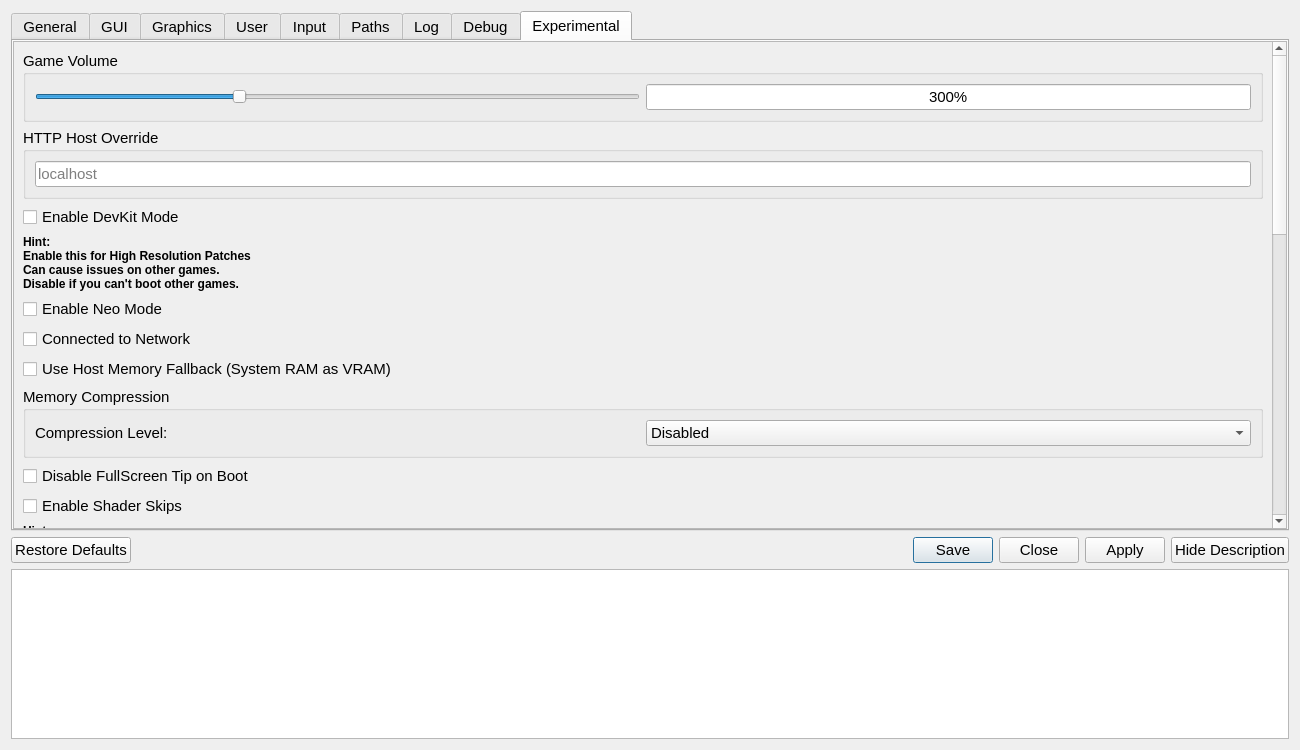
Old version of the form src/qt_gui/settings_dialog.ui in the repository diegolix29/shadPS4.
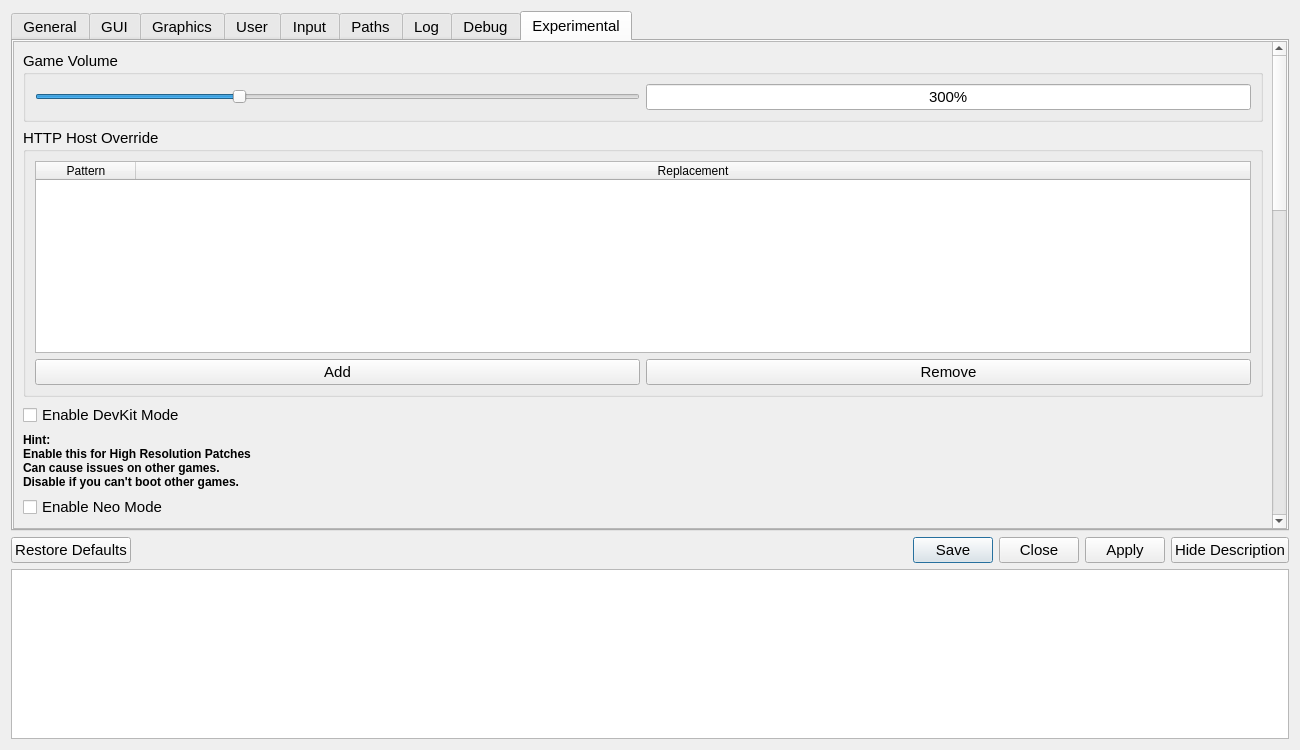
New version of the form. The open tabs and pages were chosen to show the change. Icons and pictures are not drawn.

Diff of the .ui file:
```diff
--- a/src/qt_gui/settings_dialog.ui
+++ b/src/qt_gui/settings_dialog.ui
@@ -3323,14 +3323,45 @@
 										<property name="title">
 											<string>HTTP Host Override</string>
 										</property>
-										<layout class="QHBoxLayout" name="httpHostLayout">
+										<layout class="QVBoxLayout" name="httpHostLayout">
 											<item>
-												<widget class="QLineEdit" name="httpHostOverrideLineEdit">
-													<property name="placeholderText">
-														<string>localhost</string>
+												<widget class="QTableWidget" name="httpHostOverrideTable">
+													<property name="columnCount">
+														<number>2</number>
 													</property>
+													<attribute name="horizontalHeaderStretchLastSection">
+														<bool>true</bool>
+													</attribute>
+													<column>
+														<property name="text">
+															<string>Pattern</string>
+														</property>
+													</column>
+													<column>
+														<property name="text">
+															<string>Replacement</string>
+														</property>
+													</column>
 												</widget>
 											</item>
+											<item>
+												<layout class="QHBoxLayout">
+													<item>
+														<widget class="QPushButton" name="addHttpHostOverrideBtn">
+															<property name="text">
+																<string>Add</string>
+															</property>
+														</widget>
+													</item>
+													<item>
+														<widget class="QPushButton" name="removeHttpHostOverrideBtn">
+															<property name="text">
+																<string>Remove</string>
+															</property>
+														</widget>
+													</item>
+												</layout>
+											</item>
 										</layout>
 									</widget>
 								</item>
```
